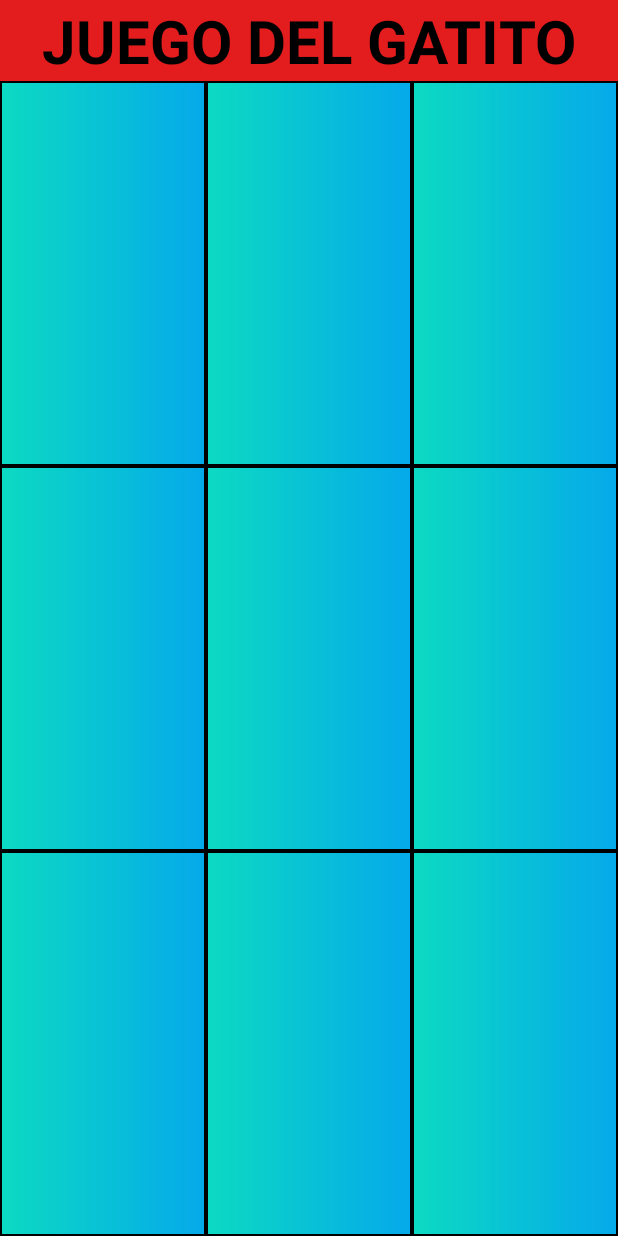
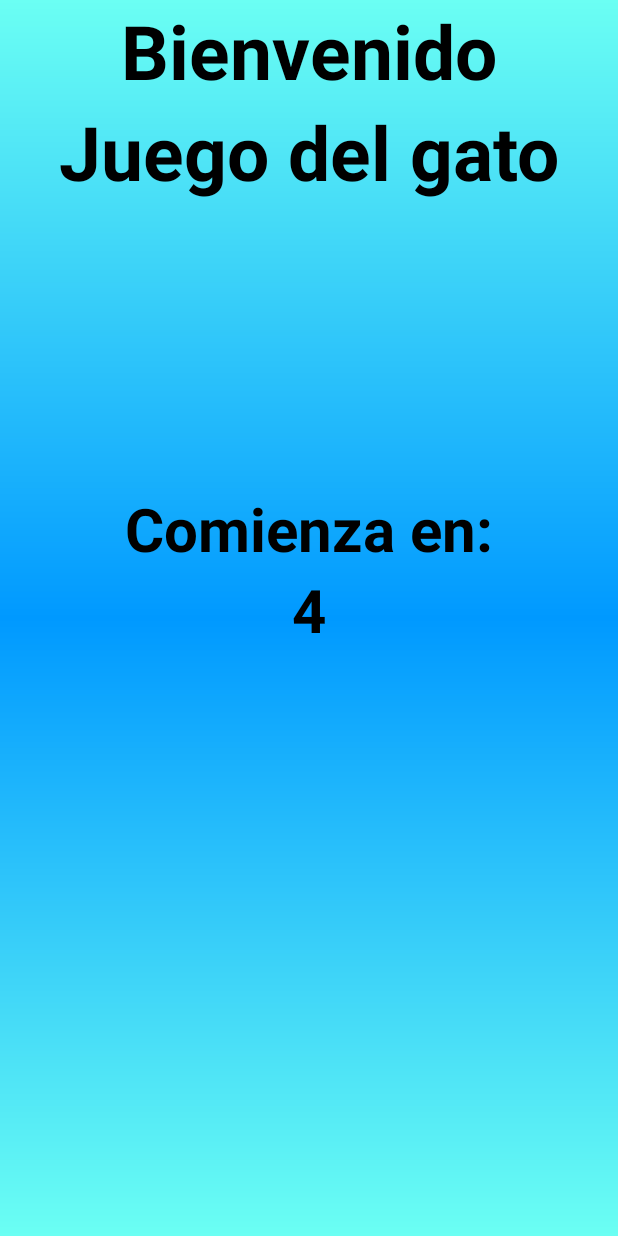
Before and after one commit to ArturoHdzz/Android_Practica_5_Juego_Gatito, an Android app: the first screen one second after launch (MainActivity before the commit, MainActivity2 after it), on a phone screen of 412 x 824 dp. Run offline under Robolectric (Android 15) with nearby library versions, the phone set to English and light mode, and no system bars.

Commit message:
Resultados en otra activity

```diff
--- a/app/src/main/AndroidManifest.xml
+++ b/app/src/main/AndroidManifest.xml
@@ -13,10 +13,13 @@
         android:theme="@style/Theme.Practica_5"
         tools:targetApi="31">
         <activity
-            android:name=".MainActivity2"
+            android:name=".MainActivity3"
             android:exported="false" />
         <activity
             android:name=".MainActivity"
+            android:exported="false" />
+        <activity
+            android:name=".MainActivity2"
             android:exported="true">
             <intent-filter>
                 <action android:name="android.intent.action.MAIN" />
--- /dev/null
+++ b/app/src/main/java/com/example/practica_5/MainActivity2.java
@@ -0,0 +1,32 @@
+package com.example.practica_5;
+
+import androidx.appcompat.app.AppCompatActivity;
+
+import android.content.Intent;
+import android.os.Bundle;
+import android.os.CountDownTimer;
+import android.widget.TextView;
+
+public class MainActivity2 extends AppCompatActivity {
+
+    TextView txt1;
+    @Override
+    protected void onCreate(Bundle savedInstanceState) {
+        super.onCreate(savedInstanceState);
+        setContentView(R.layout.activity_main2);
+
+        txt1 = findViewById(R.id.txt1);
+
+        new CountDownTimer(5000, 1000) { // 5000 milisegundos = 5 segundos
+
+            public void onTick(long millisUntilFinished) {
+                txt1.setText("" + millisUntilFinished / 1000);
+            }
+
+            public void onFinish() {
+                Intent i = new Intent(MainActivity2.this, MainActivity.class);
+                startActivity(i);
+            }
+        }.start();
+    }
+}
--- /dev/null
+++ b/app/src/main/res/drawable/col.xml
@@ -0,0 +1,8 @@
+<?xml version="1.0" encoding="utf-8"?>
+<shape xmlns:android="http://schemas.android.com/apk/res/android">
+    <gradient
+        android:angle="90"
+        android:centerColor="#0099FF"
+        android:endColor="#6BFFF3"
+        android:startColor="#6BFFF3"/>
+</shape>
--- /dev/null
+++ b/app/src/main/res/layout/activity_main2.xml
@@ -0,0 +1,59 @@
+<?xml version="1.0" encoding="utf-8"?>
+<androidx.constraintlayout.widget.ConstraintLayout xmlns:android="http://schemas.android.com/apk/res/android"
+    xmlns:app="http://schemas.android.com/apk/res-auto"
+    xmlns:tools="http://schemas.android.com/tools"
+    android:layout_width="match_parent"
+    android:layout_height="match_parent"
+    tools:context=".MainActivity2"
+    android:background="@drawable/col">
+
+    <TextView
+        android:id="@+id/textView"
+        android:layout_width="wrap_content"
+        android:layout_height="wrap_content"
+        android:text="Bienvenido"
+        android:textSize="50dp"
+        android:textColor="@color/black"
+        android:textStyle="bold"
+        app:layout_constraintEnd_toEndOf="parent"
+        app:layout_constraintStart_toStartOf="parent"
+        app:layout_constraintTop_toTopOf="parent" />
+
+    <TextView
+        android:id="@+id/textView2"
+        android:layout_width="wrap_content"
+        android:layout_height="wrap_content"
+        android:text="Juego del gato"
+        android:textColor="@color/black"
+        android:textSize="50dp"
+        android:textStyle="bold"
+        app:layout_constraintEnd_toEndOf="parent"
+        app:layout_constraintStart_toStartOf="parent"
+        app:layout_constraintTop_toBottomOf="@+id/textView" />
+
+    <TextView
+        android:id="@+id/textView3"
+        android:layout_width="wrap_content"
+        android:layout_height="wrap_content"
+        android:text="Comienza en:"
+        android:textColor="@color/black"
+        android:textSize="40dp"
+        android:textStyle="bold"
+        app:layout_constraintBottom_toBottomOf="parent"
+        app:layout_constraintEnd_toEndOf="parent"
+        app:layout_constraintStart_toStartOf="parent"
+        app:layout_constraintTop_toBottomOf="@+id/textView2"
+        app:layout_constraintVertical_bias="0.3" />
+
+    <TextView
+        android:id="@+id/txt1"
+        android:layout_width="wrap_content"
+        android:layout_height="wrap_content"
+        android:textColor="@color/black"
+        android:textSize="40dp"
+        android:textStyle="bold"
+        app:layout_constraintEnd_toEndOf="parent"
+        app:layout_constraintStart_toStartOf="parent"
+        app:layout_constraintTop_toBottomOf="@+id/textView3" />
+
+</androidx.constraintlayout.widget.ConstraintLayout>
```
Also changed, not shown: app/src/main/java/com/example/practica_5/MainActivity.java (+10 -0 lines), app/src/main/java/com/example/practica_5/MainActivity3.java (added, +51 -0 lines), app/src/main/res/layout/activity_main3.xml (added, +87 -0 lines).
